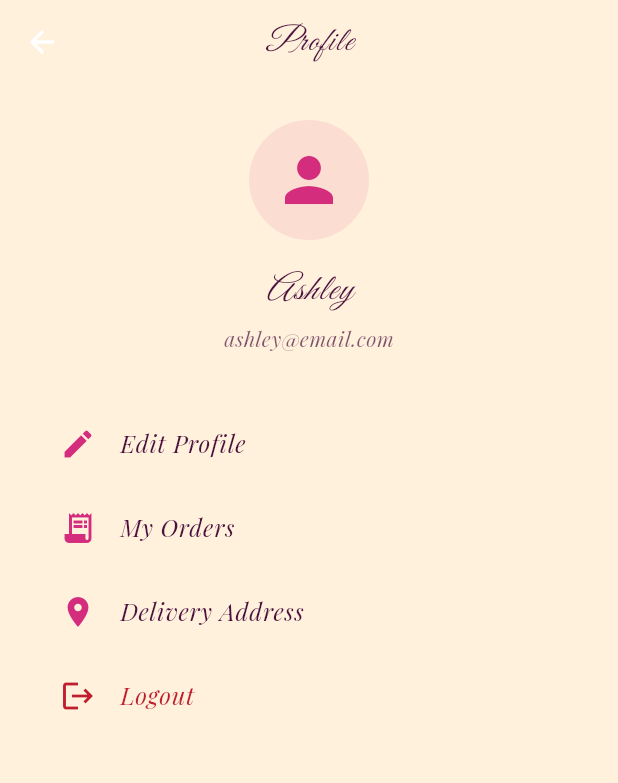
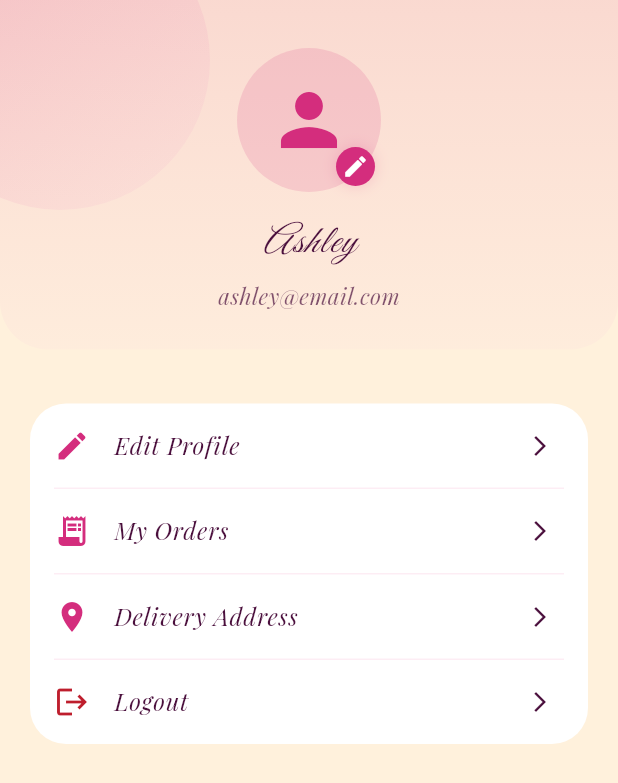
Before and after one commit to PraiseTechzw/ashleystreats, a Flutter app: the ProfileScreen screen opened directly, on a phone screen of 412 x 824 dp. Shown: the top 783 px of the screen. Run offline on Flutter 3.47's test engine with Material 3 defaults, Android fonts, the phone set to English and light mode, and no system bars; our stand-ins replace appwrite, cloud_firestore, file_picker, firebase_auth, firebase_core, firebase_messaging and 5 more; accounts and stored records are empty; generated files the repository leaves out were written again.

Commit message:
Refactor ProfileScreen to enhance UI with a gradient background and circular avatar. Introduce a new layout using Stack and SingleChildScrollView for better responsiveness. Replace ListTile actions with a custom _profileAction widget for improved code organization and maintainability. Integrate Lottie animations for optional visual effects.

```diff
--- a/lib/features/profile/presentation/screens/profile_screen.dart
+++ b/lib/features/profile/presentation/screens/profile_screen.dart
@@ -2,6 +2,7 @@ import 'package:flutter/material.dart';
 import '../../../../core/theme/app_colors.dart';
 import '../../../../core/theme/app_theme.dart';
 import '../../../../../features/orders/presentation/screens/order_history_screen.dart';
+import 'package:lottie/lottie.dart';
 
 class ProfileScreen extends StatefulWidget {
   const ProfileScreen({Key? key}) : super(key: key);
@@ -126,31 +127,105 @@ class _ProfileScreenState extends State<ProfileScreen> {
   Widget build(BuildContext context) {
     return Scaffold(
       backgroundColor: AppColors.background,
-      appBar: AppBar(
-        backgroundColor: AppColors.background,
-        elevation: 0,
-        title: Text(
-          'Profile',
-          style: AppTheme.girlishHeadingStyle.copyWith(
-            fontSize: 22,
-            color: AppColors.secondary,
+      body: Stack(
+        children: [
+          // Soft playful background accent
+          Positioned(
+            top: -60,
+            left: -60,
+            child: Container(
+              width: 200,
+              height: 200,
+              decoration: BoxDecoration(
+                shape: BoxShape.circle,
+                gradient: LinearGradient(
+                  colors: [
+                    AppColors.primary.withOpacity(0.15),
+                    AppColors.cardColor.withOpacity(0.12),
+                  ],
+                  begin: Alignment.topLeft,
+                  end: Alignment.bottomRight,
                 ),
               ),
             ),
-      body: Padding(
-        padding: const EdgeInsets.all(24.0),
+          ),
+          // Lottie accent (optional, comment out if not desired)
+          // Positioned(
+          //   top: 0,
+          //   right: 0,
+          //   child: Lottie.asset('assets/animations/cupcakeani.json', width: 80, height: 80, repeat: true),
+          // ),
+          SafeArea(
+            child: SingleChildScrollView(
               child: Column(
                 children: [
+                  // Gradient header with avatar
+                  Container(
+                    width: double.infinity,
+                    padding: const EdgeInsets.only(top: 32, bottom: 24),
+                    decoration: BoxDecoration(
+                      gradient: LinearGradient(
+                        colors: [
+                          AppColors.primary.withOpacity(0.12),
+                          AppColors.cardColor.withOpacity(0.10),
+                        ],
+                        begin: Alignment.topCenter,
+                        end: Alignment.bottomCenter,
+                      ),
+                      borderRadius: const BorderRadius.vertical(
+                        bottom: Radius.circular(32),
+                      ),
+                    ),
+                    child: Column(
+                      children: [
+                        Stack(
+                          alignment: Alignment.bottomRight,
+                          children: [
                             CircleAvatar(
-              radius: 40,
-              backgroundColor: AppColors.primary.withOpacity(0.1),
-              child: Icon(Icons.person, color: AppColors.primary, size: 48),
+                              radius: 48,
+                              backgroundColor: AppColors.primary.withOpacity(
+                                0.15,
+                              ),
+                              child: Icon(
+                                Icons.person,
+                                color: AppColors.primary,
+                                size: 56,
+                              ),
+                            ),
+                            Positioned(
+                              bottom: 4,
+                              right: 4,
+                              child: GestureDetector(
+                                onTap: _editProfile,
+                                child: Container(
+                                  padding: const EdgeInsets.all(4),
+                                  decoration: BoxDecoration(
+                                    color: AppColors.primary,
+                                    shape: BoxShape.circle,
+                                    boxShadow: [
+                                      BoxShadow(
+                                        color: AppColors.primary.withOpacity(
+                                          0.2,
+                                        ),
+                                        blurRadius: 8,
+                                      ),
+                                    ],
+                                  ),
+                                  child: const Icon(
+                                    Icons.edit,
+                                    color: Colors.white,
+                                    size: 18,
+                                  ),
+                                ),
+                              ),
+                            ),
+                          ],
                         ),
                         const SizedBox(height: 16),
                         Text(
                           _name,
                           style: AppTheme.girlishHeadingStyle.copyWith(
-                fontSize: 24,
+                            fontSize: 26,
                             color: AppColors.secondary,
                           ),
                         ),
@@ -158,39 +233,91 @@ class _ProfileScreenState extends State<ProfileScreen> {
                         Text(
                           _email,
                           style: AppTheme.elegantBodyStyle.copyWith(
-                fontSize: 14,
+                            fontSize: 15,
                             color: AppColors.secondary.withOpacity(0.7),
                           ),
-            ),
-            const SizedBox(height: 32),
-            ListTile(
-              leading: Icon(Icons.edit, color: AppColors.primary),
-              title: Text('Edit Profile', style: AppTheme.elegantBodyStyle),
-              onTap: _editProfile,
-            ),
-            ListTile(
-              leading: Icon(Icons.receipt_long, color: AppColors.primary),
-              title: Text('My Orders', style: AppTheme.elegantBodyStyle),
-              onTap: _goToOrders,
-            ),
-            ListTile(
-              leading: Icon(Icons.location_on, color: AppColors.primary),
-              title: Text('Delivery Address', style: AppTheme.elegantBodyStyle),
-              onTap: _editAddress,
-            ),
-            ListTile(
-              leading: Icon(Icons.logout, color: AppColors.accent),
-              title: Text(
-                'Logout',
-                style: AppTheme.elegantBodyStyle.copyWith(
-                  color: AppColors.accent,
-                ),
-              ),
-              onTap: _showLogoutDialog,
                         ),
                       ],
                     ),
                   ),
+                  const SizedBox(height: 32),
+                  // Profile actions grouped in a card
+                  Padding(
+                    padding: const EdgeInsets.symmetric(horizontal: 16),
+                    child: Card(
+                      elevation: 0,
+                      color: AppColors.surface,
+                      shape: RoundedRectangleBorder(
+                        borderRadius: BorderRadius.circular(24),
+                      ),
+                      child: Column(
+                        children: [
+                          _profileAction(
+                            icon: Icons.edit,
+                            label: 'Edit Profile',
+                            color: AppColors.primary,
+                            onTap: _editProfile,
+                          ),
+                          _profileAction(
+                            icon: Icons.receipt_long,
+                            label: 'My Orders',
+                            color: AppColors.primary,
+                            onTap: _goToOrders,
+                          ),
+                          _profileAction(
+                            icon: Icons.location_on,
+                            label: 'Delivery Address',
+                            color: AppColors.primary,
+                            onTap: _editAddress,
+                          ),
+                          _profileAction(
+                            icon: Icons.logout,
+                            label: 'Logout',
+                            color: AppColors.accent,
+                            onTap: _showLogoutDialog,
+                            isLast: true,
+                          ),
+                        ],
+                      ),
+                    ),
+                  ),
+                  const SizedBox(height: 32),
+                ],
+              ),
+            ),
+          ),
+        ],
+      ),
+    );
+  }
+
+  Widget _profileAction({
+    required IconData icon,
+    required String label,
+    required Color color,
+    required VoidCallback onTap,
+    bool isLast = false,
+  }) {
+    return Column(
+      children: [
+        ListTile(
+          leading: Icon(icon, color: color),
+          title: Text(
+            label,
+            style: AppTheme.elegantBodyStyle.copyWith(fontSize: 16),
+          ),
+          trailing: const Icon(Icons.arrow_forward_ios, size: 16),
+          onTap: onTap,
+        ),
+        if (!isLast)
+          Padding(
+            padding: const EdgeInsets.symmetric(horizontal: 16),
+            child: Divider(
+              height: 1,
+              color: AppColors.cardColor.withOpacity(0.3),
+            ),
+          ),
+      ],
     );
   }
 }
```
Lines whose indentation alone changed are shown as unchanged.
